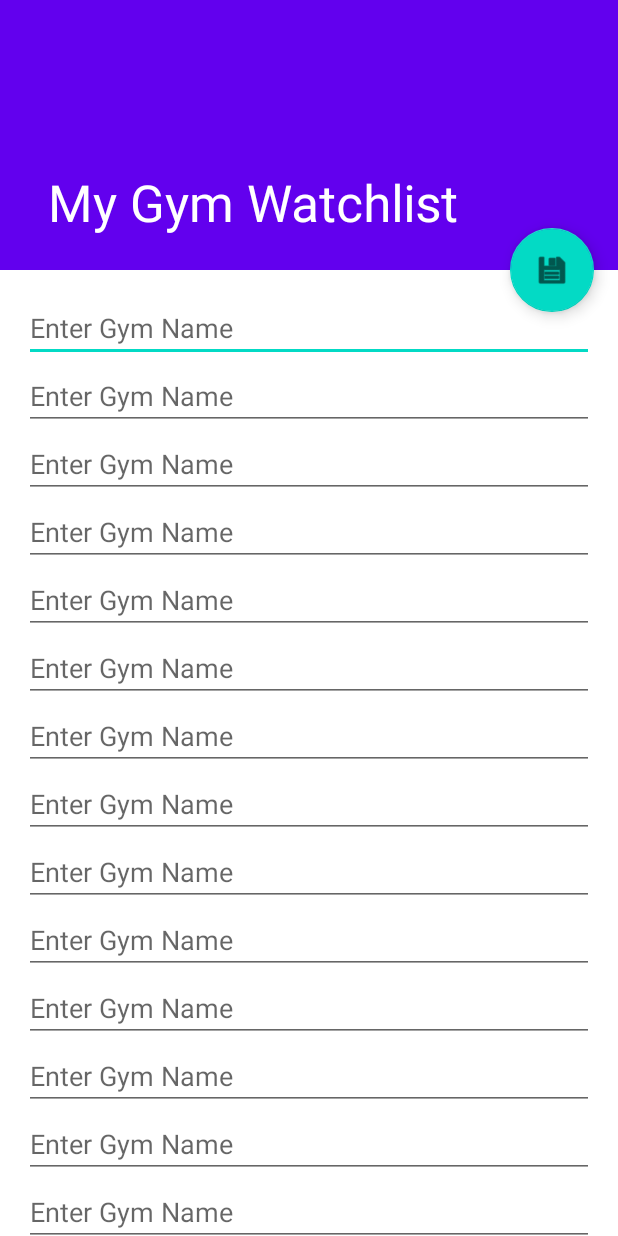
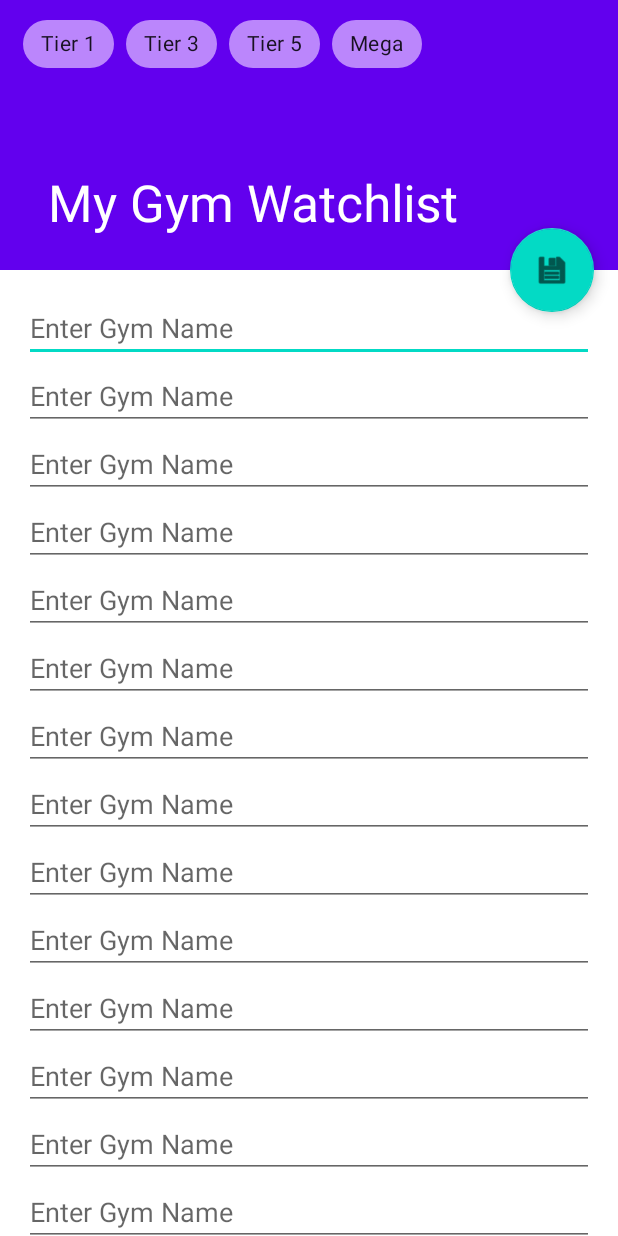
Before and after one commit to Scottchiang90/NotifyMe, an Android app: the LocationList screen opened directly, with no data from a screen before it, on a phone screen of 412 x 824 dp. Run offline under Robolectric (Android 15) with nearby library versions, the phone set to English and light mode, and no system bars.

Commit message:
Added Boss Tier Filter

```diff
--- a/app/src/main/java/com/example/notifyme/LocationList.kt
+++ b/app/src/main/java/com/example/notifyme/LocationList.kt
@@ -7,6 +7,7 @@ import android.widget.EditText
 import android.widget.Toast
 import androidx.appcompat.app.AppCompatActivity
 import com.google.android.material.appbar.CollapsingToolbarLayout
+import com.google.android.material.chip.Chip
 import com.google.android.material.floatingactionbutton.FloatingActionButton
 
 
@@ -22,6 +23,7 @@ class LocationList : AppCompatActivity() {
         findViewById<FloatingActionButton>(R.id.fab).setOnClickListener {saveLocation()}
         // set shared preference
         this.sharedPref = this.getSharedPreferences(getString(R.string.shared_pref), Context.MODE_PRIVATE)
+        initChip()
         migrateLocations()
         displayLocations()
     }
@@ -76,4 +78,26 @@ class LocationList : AppCompatActivity() {
                 .setText(location)
         }
     }
+
+    private fun initChip() {
+        val statesNames = arrayOf(R.string.level_1_state, R.string.level_3_state, R.string.level_5_state, R.string.level_6_state)
+        val chipNames = arrayOf(R.id.chip_lv_1, R.id.chip_lv_3, R.id.chip_lv_5, R.id.chip_lv_6)
+
+
+        statesNames.forEachIndexed { index, state_name ->
+            // get state from shared preference
+            val state = sharedPref.getBoolean(getString(state_name), false)
+
+            val chip = findViewById<Chip>(chipNames.get(index))
+            chip.isChecked = state
+
+            chip.setOnCheckedChangeListener { view, isChecked ->
+                // save to shared preference
+                with (sharedPref.edit()) {
+                    putBoolean(getString(state_name), isChecked)
+                    apply()
+                }
+            }
+        }
+    }
 }
--- a/app/src/main/java/com/example/notifyme/MainActivity.kt
+++ b/app/src/main/java/com/example/notifyme/MainActivity.kt
@@ -15,6 +15,8 @@ import android.widget.ProgressBar
 import android.widget.Switch
 import android.widget.TextView
 import android.widget.Toast
+import androidx.lifecycle.Lifecycle
+import androidx.lifecycle.OnLifecycleEvent
 import java.util.*
 
 class MainActivity : AppCompatActivity() {
--- a/app/src/main/res/layout/activity_location_list.xml
+++ b/app/src/main/res/layout/activity_location_list.xml
@@ -31,6 +31,43 @@
                 app:layout_collapseMode="pin"
                 app:popupTheme="@style/Theme.NotifyMe.PopupOverlay" />
 
+            <com.google.android.material.chip.ChipGroup
+                android:id="@+id/chipGroup"
+                android:layout_width="match_parent"
+                android:layout_height="wrap_content"
+                android:paddingStart="15dp"
+                android:paddingTop="5dp"
+                android:paddingEnd="15dp">
+
+                <com.google.android.material.chip.Chip
+                    android:id="@+id/chip_lv_1"
+                    style="@style/ChipFilterTheme"
+                    android:layout_width="wrap_content"
+                    android:layout_height="wrap_content"
+                    android:text="@string/level_1" />
+
+                <com.google.android.material.chip.Chip
+                    android:id="@+id/chip_lv_3"
+                    style="@style/ChipFilterTheme"
+                    android:layout_width="wrap_content"
+                    android:layout_height="wrap_content"
+                    android:text="@string/level_3" />
+
+                <com.google.android.material.chip.Chip
+                    android:id="@+id/chip_lv_5"
+                    style="@style/ChipFilterTheme"
+                    android:layout_width="wrap_content"
+                    android:layout_height="wrap_content"
+                    android:text="@string/level_5" />
+
+                <com.google.android.material.chip.Chip
+                    android:id="@+id/chip_lv_6"
+                    style="@style/ChipFilterTheme"
+                    android:layout_width="wrap_content"
+                    android:layout_height="wrap_content"
+                    android:text="@string/level_6" />
+            </com.google.android.material.chip.ChipGroup>
+
         </com.google.android.material.appbar.CollapsingToolbarLayout>
     </com.google.android.material.appbar.AppBarLayout>
 
--- a/app/src/main/res/layout/activity_main.xml
+++ b/app/src/main/res/layout/activity_main.xml
@@ -13,8 +13,7 @@
         android:layout_marginStart="16dp"
         android:layout_marginTop="16dp"
         android:text="@string/switch_notification"
-        android:thumbTint="@color/white"
-        android:trackTint="@color/purple_200"
+        android:theme="@style/SwitchTheme"
         app:layout_constraintStart_toStartOf="parent"
         app:layout_constraintTop_toTopOf="parent" />
 
--- a/app/src/main/res/values-night/themes.xml
+++ b/app/src/main/res/values-night/themes.xml
@@ -13,4 +13,7 @@
         <item name="android:statusBarColor" tools:targetApi="l">?attr/colorPrimaryVariant</item>
         <!-- Customize your theme here. -->
     </style>
+    <style name="SwitchTheme" parent="Theme.AppCompat.DayNight">
+        <item name="android:colorControlActivated">@color/purple_200</item>
+    </style>
 </resources>
--- a/app/src/main/res/values/strings.xml
+++ b/app/src/main/res/values/strings.xml
@@ -11,10 +11,18 @@
     <string name="location_hint">Enter Gym Name</string>
     <string name="version">version</string>
     <string name="watchlist">Watchlist</string>
+    <string name="level_1">Tier 1</string>
+    <string name="level_3">Tier 3</string>
+    <string name="level_5">Tier 5</string>
+    <string name="level_6">Mega</string>
     <!--Shared Preference-->
     <string name="shared_pref">Settings</string>
     <string name="shared_pref_locations">locations</string>
     <string name="notification_state">notification_state</string>
+    <string name="level_1_state">level_1_state</string>
+    <string name="level_3_state">level_3_state</string>
+    <string name="level_5_state">level_5_state</string>
+    <string name="level_6_state">level_6_state</string>
     <!--Dynamic messages-->
     <string name="text_view_default">Sorry, there are no Raids.</string>
     <string name="error_message">Unable to fetch from server.</string>
--- a/app/src/main/res/values/themes.xml
+++ b/app/src/main/res/values/themes.xml
@@ -19,4 +19,10 @@
     </style>
     <style name="Theme.NotifyMe.AppBarOverlay" parent="ThemeOverlay.AppCompat.Dark.ActionBar" />
     <style name="Theme.NotifyMe.PopupOverlay" parent="ThemeOverlay.AppCompat.Light" />
+    <style name="SwitchTheme" parent="Theme.AppCompat.DayNight">
+        <item name="android:colorControlActivated">@color/purple_200</item>
+    </style>
+    <style name="ChipFilterTheme" parent="Widget.MaterialComponents.Chip.Filter">
+        <item name="chipBackgroundColor">@color/purple_200</item>
+    </style>
 </resources>
--- a/build.gradle
+++ b/build.gradle
@@ -6,7 +6,7 @@ buildscript {
         jcenter()
     }
     dependencies {
-        classpath "com.android.tools.build:gradle:4.1.0"
+        classpath 'com.android.tools.build:gradle:4.2.1'
         classpath "org.jetbrains.kotlin:kotlin-gradle-plugin:$kotlin_version"
 
         // NOTE: Do not place your application dependencies here; they belong
```
Also changed, not shown: app/src/main/java/com/example/notifyme/RequestHandler.kt (+33 -10 lines), gradle/wrapper/gradle-wrapper.properties.
